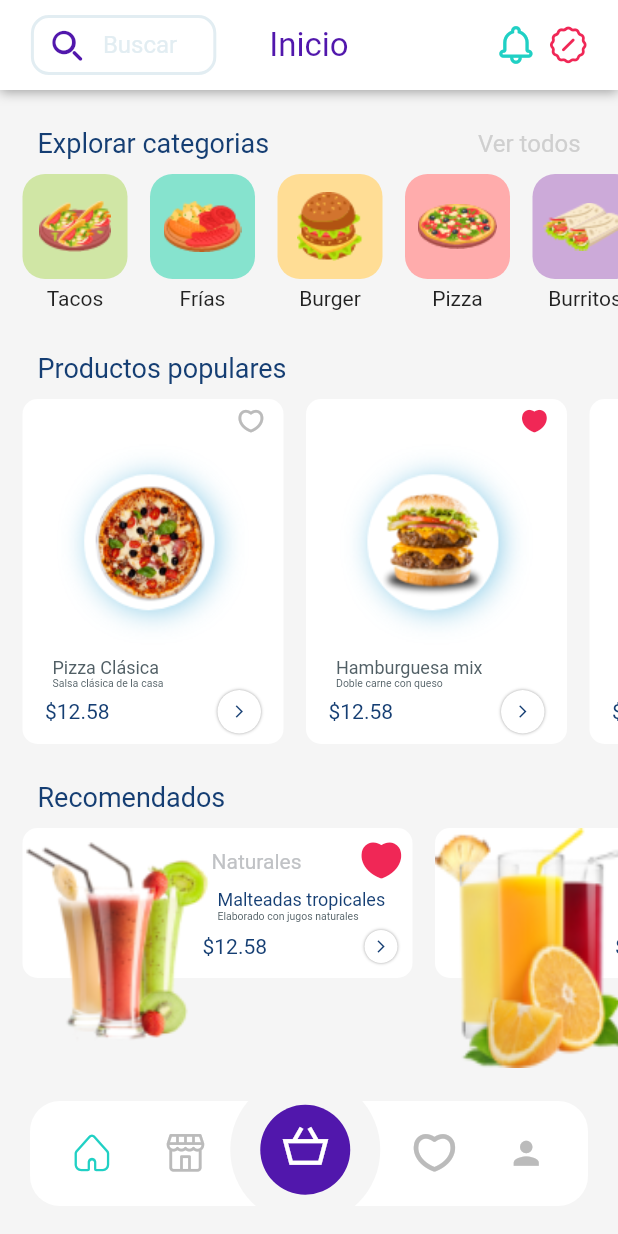
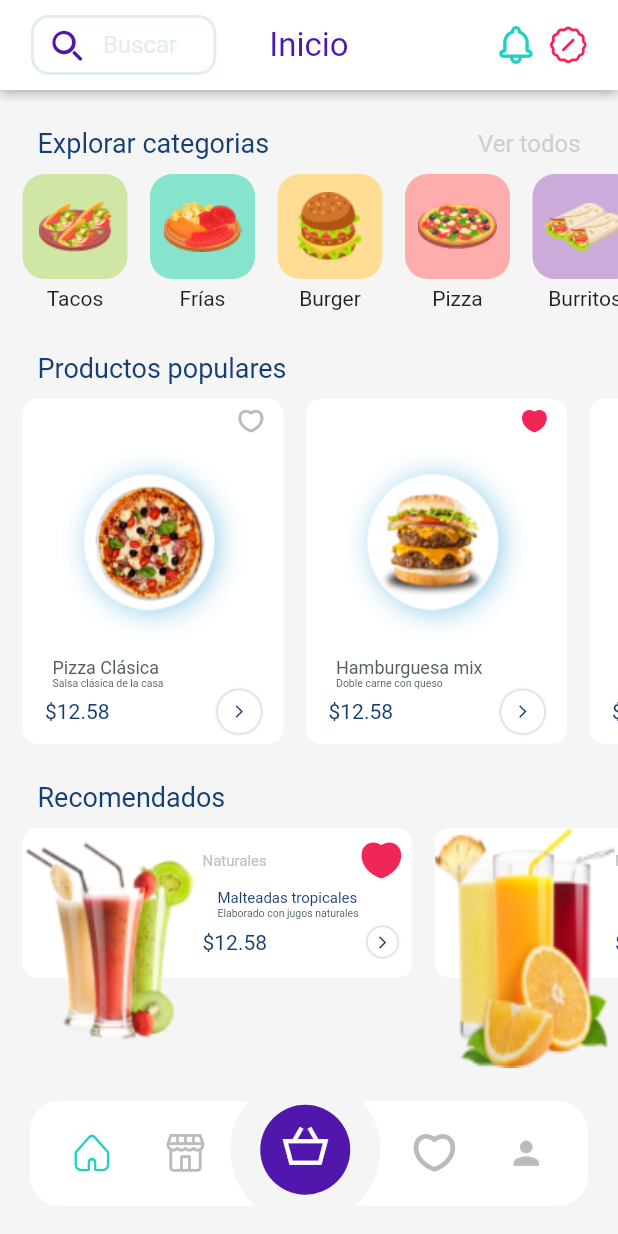
Before and after one commit to rodgav/deliveryappML, a Flutter app: the screen it shows after launch, on a phone screen of 412 x 824 dp. Run offline on Flutter 3.47's test engine with Material 2 defaults, Android fonts, the light colour scheme and no system bars.

Commit message:
FIX INICIO.

```diff
--- a/lib/pages/home.dart
+++ b/lib/pages/home.dart
@@ -10,75 +10,78 @@ import 'package:flutter/material.dart';
 import 'package:flutter/widgets.dart';
 
 class HomePage extends StatelessWidget {
-  List<ItemCategsWid> categs = [];
-  List<ItemProdPopuWid> prodPopu = [];
-  List<ItemRecomWid> recomen = [];
-
-  @override
-  Widget build(BuildContext context) {
-    Size size = MediaQuery.of(context).size;
-    categs.add(ItemCategsWid(
+  List<ItemCategsWid> categs = [
+    ItemCategsWid(
       assets: 'assets/images/tacos.png',
       color: ColorsH.verdeCat,
       name: 'Tacos',
-    ));
-    categs.add(ItemCategsWid(
+    ),
+    ItemCategsWid(
       assets: 'assets/images/frias.png',
       color: ColorsH.celesteCat,
       name: 'Frías',
-    ));
-    categs.add(ItemCategsWid(
+    ),
+    ItemCategsWid(
       assets: 'assets/images/burger.png',
       color: ColorsH.naranjaCat,
       name: 'Burger',
-    ));
-    categs.add(ItemCategsWid(
+    ),
+    ItemCategsWid(
       assets: 'assets/images/pizzas.png',
       color: ColorsH.rosaCat,
       name: 'Pizza',
-    ));
-    categs.add(ItemCategsWid(
+    ),
+    ItemCategsWid(
       assets: 'assets/images/burritos.png',
       color: ColorsH.moradoCat,
       name: 'Burritos',
-    ));
-    prodPopu.add(ItemProdPopuWid(
+    )
+  ];
+  List<ItemProdPopuWid> prodPopu = [
+    ItemProdPopuWid(
         icon: IconsH.nofavorite,
         available: ColorsH.inact,
         asset: 'assets/images/pizzaClas.png',
         title: 'Pizza Clásica',
         description: 'Salsa clásica de la casa',
-        price: 12.58));
-    prodPopu.add(ItemProdPopuWid(
+        price: 12.58),
+    ItemProdPopuWid(
         icon: IconsH.favorite,
         available: ColorsH.rosa,
         asset: 'assets/images/hambMix.png',
         title: 'Hamburguesa mix',
         description: 'Doble carne con queso',
-        price: 12.58));
-    prodPopu.add(ItemProdPopuWid(
+        price: 12.58),
+    ItemProdPopuWid(
         icon: IconsH.nofavorite,
         available: ColorsH.inact,
         asset: 'assets/images/pizzaClas.png',
         title: 'Pizza Clásica',
         description: 'Salsa clásica de la casa',
-        price: 12.58));
-    recomen.add(ItemRecomWid(
+        price: 12.58)
+  ];
+  List<ItemRecomWid> recomen = [
+    ItemRecomWid(
         icon: IconsH.favorite,
         available: ColorsH.rosa,
         asset: 'assets/images/malteada1.png',
         categ: 'Naturales',
         title: 'Malteadas tropicales',
         descr: 'Elaborado con jugos naturales',
-        price: 12.58));
-    recomen.add(ItemRecomWid(
+        price: 12.58),
+    ItemRecomWid(
         icon: IconsH.favorite,
         available: ColorsH.rosa,
         asset: 'assets/images/malteada2.png',
         categ: 'Naturales',
         title: 'Malteadas tropicales',
         descr: 'Salsa clásica de la casa',
-        price: 20.58));
+        price: 20.58),
+  ];
+
+  @override
+  Widget build(BuildContext context) {
+    Size size = MediaQuery.of(context).size;
     return Scaffold(
       backgroundColor: ColorsH.bg,
       body: Column(
--- a/lib/widgets/itemRecom.dart
+++ b/lib/widgets/itemRecom.dart
@@ -43,10 +43,10 @@ class ItemRecomWid extends StatelessWidget {
                     children: [
                       Text(
                         categ,
-                        style: TextStyle(color: ColorsH.text3),
+                        style: TextStyle(fontSize: 10, color: ColorsH.text3),
                       ),
-                      SizedBox(
-                        width: 40,
+                      Expanded(
+                        child: Container(),
                       ),
                       Icon(
                         icon,
@@ -62,7 +62,7 @@ class ItemRecomWid extends StatelessWidget {
                   width: 120,
                   child: Text(
                     title,
-                    style: TextStyle(fontSize: 12, color: ColorsH.text),
+                    style: TextStyle(fontSize: 10, color: ColorsH.text),
                   ),
                 ),
                 Container(
@@ -87,8 +87,8 @@ class ItemRecomWid extends StatelessWidget {
                           child: Container(),
                         ),
                         Container(
-                          height: 22,
-                          width: 22,
+                          height: 20,
+                          width: 20,
                           decoration: BoxDecoration(
                             color: ColorsH.white,
                             borderRadius: BorderRadius.circular(100),
@@ -111,7 +111,12 @@ class ItemRecomWid extends StatelessWidget {
               ],
             ),
           ),
-          Image.asset(asset, fit: BoxFit.fill, height: 160,width: 130,),
+          Image.asset(
+            asset,
+            fit: BoxFit.fill,
+            height: 160,
+            width: 120,
+          ),
         ],
       ),
     );
```
Also changed, not shown: 1 other file.
